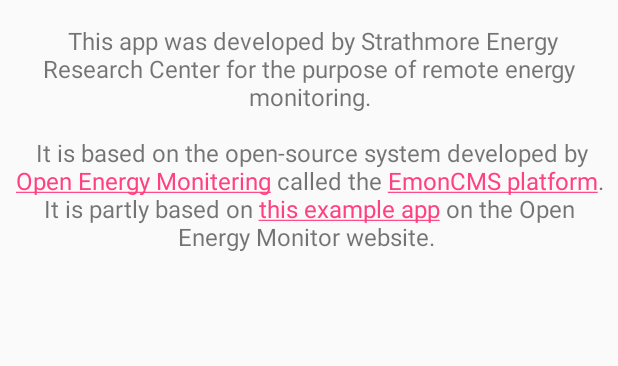
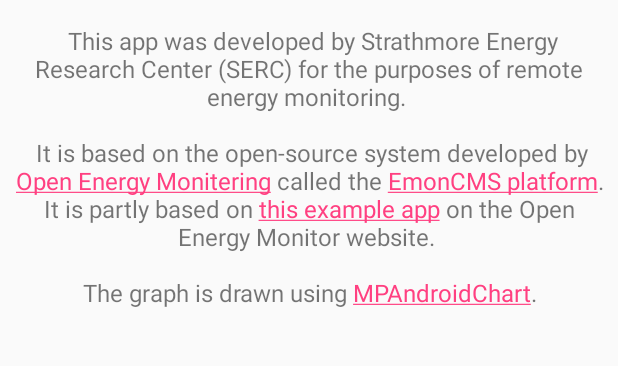
Before and after one commit to minigridems/SERC-ENERYGY-METERING-MOBILE-APP, an Android app: the AboutActivity screen opened directly, with no data from a screen before it, on a phone screen of 412 x 824 dp, the part 384-750 px from its top. Run offline under Robolectric (Android 15) with nearby library versions, the phone set to English and light mode, and no system bars.

Commit message:
Added code comments and minor bug fixes

```diff
--- a/app/src/main/AndroidManifest.xml
+++ b/app/src/main/AndroidManifest.xml
@@ -7,9 +7,9 @@
 
     <application
         android:allowBackup="true"
-        android:icon="@mipmap/serc_launcher"
+        android:icon="@mipmap/ic_launcher_serc"
         android:label="@string/app_name"
-        android:roundIcon="@mipmap/serc_launcher"
+        android:roundIcon="@mipmap/ic_launcher_serc"
         android:supportsRtl="true"
         android:theme="@style/AppTheme">
 
--- a/app/src/main/res/layout/activity_about.xml
+++ b/app/src/main/res/layout/activity_about.xml
@@ -1,9 +1,14 @@
 <?xml version="1.0" encoding="utf-8"?>
-<LinearLayout xmlns:android="http://schemas.android.com/apk/res/android"
+<ScrollView
+    xmlns:android="http://schemas.android.com/apk/res/android"
     xmlns:tools="http://schemas.android.com/tools"
     android:layout_width="match_parent"
     android:layout_height="match_parent"
-    tools:context="edu.strathmore.serc.sercopenenergymonitorv3.AboutActivity"
+    tools:context="edu.strathmore.serc.sercopenenergymonitorv3.AboutActivity">
+
+    <LinearLayout
+        android:layout_width="match_parent"
+        android:layout_height="match_parent"
         android:orientation="vertical">
 
         <ImageView
@@ -11,7 +16,7 @@
             android:layout_width="match_parent"
             android:layout_height="wrap_content"
             android:src="@drawable/serc_splashscreen_icon"
-        android:scaleType="centerCrop"/>
+            android:scaleType="centerCrop" />
 
         <TextView
             android:id="@+id/about_page_textview"
@@ -22,6 +27,7 @@
             android:layout_marginRight="8dp"
             android:text="@string/about_content"
             android:textSize="16sp"
-        android:gravity="center"/>
+            android:gravity="center" />
 
     </LinearLayout>
+</ScrollView>
--- a/app/src/main/res/values/strings.xml
+++ b/app/src/main/res/values/strings.xml
@@ -1,5 +1,5 @@
 <resources>
-    <string name="app_name">SERC Open Energy Monitor</string>
+    <string name="app_name">SERC Energy Monitor</string>
     <string name="action_settings">Settings</string>
     <string name="title_activity_settings">Settings</string>
     <string name="title_activity_about">About</string>
@@ -79,12 +79,19 @@
 
     <!-- String for the text in the About Page -->
     <string name="about_content">
-        This app was developed by Strathmore Energy Research Center for the purpose of remote energy monitoring.\n\n
+        This app was developed by Strathmore Energy Research Center (SERC) for the purposes of remote energy monitoring.
+        \n
+        \n
 
         It is based on the open-source system developed by <a href="https://openenergymonitor.org//">Open Energy Monitering</a>
         called the <a href="https://emoncms.org/">EmonCMS platform</a>. It is partly based on
         <a href="https://learn.openenergymonitor.org/electricity-monitoring/other-software/AndroidAppPart1">this example app</a>
         on the Open Energy Monitor website.
+        \n
+        \n
+
+        The graph is drawn using <a href="https://github.com/PhilJay/MPAndroidChart">MPAndroidChart</a>.
+
     </string>
 
 
```
Also changed, not shown: app/src/main/java/edu/strathmore/serc/sercopenenergymonitorv3/GraphActivity.java (+59 -19 lines). Lines whose indentation alone changed are shown as unchanged.
